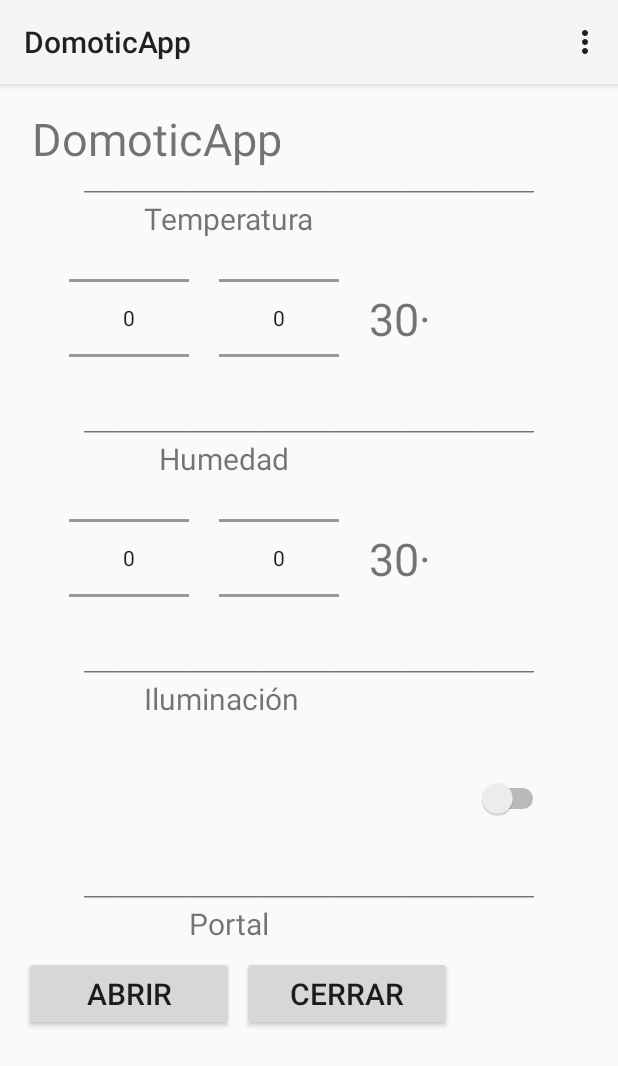
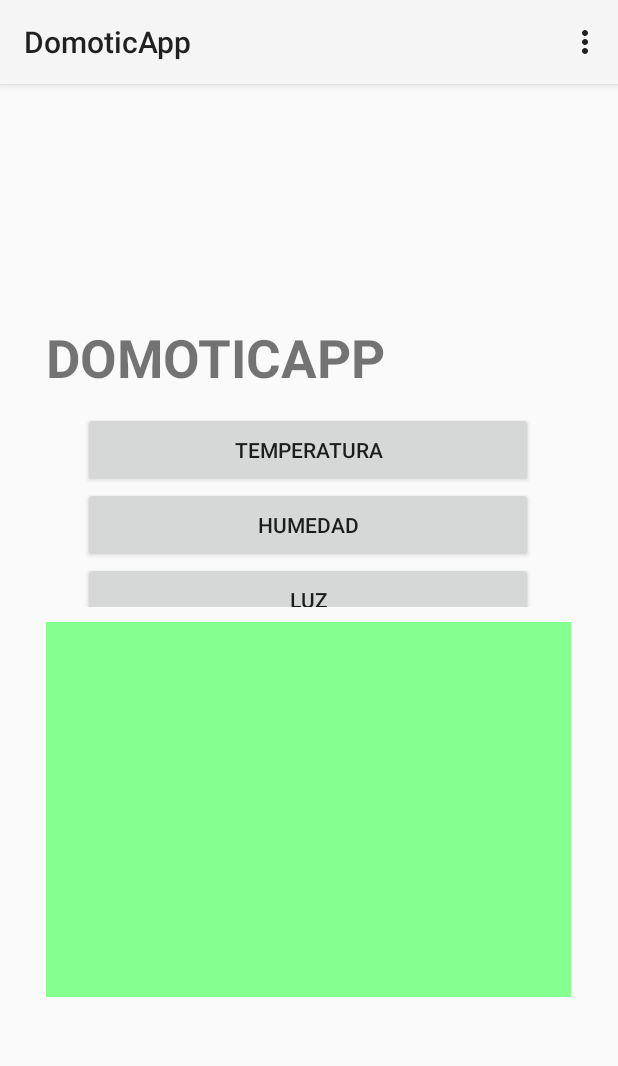
Before and after one commit to dfloresalarcon/DomoticApp, an Android app: the screen it shows after launch (MainActivity), on a phone screen of 412 x 824 dp. Shown: the top 1066 px of the screen. Run offline under Robolectric (Android 15) with nearby library versions, the phone set to English and light mode, and no system bars.

Commit message:
5 Commit
Aplicación cambiada.

```diff
--- a/DomoticApp/app/src/main/res/layout/activity_main.xml
+++ b/DomoticApp/app/src/main/res/layout/activity_main.xml
@@ -8,196 +8,83 @@
     android:paddingBottom="@dimen/activity_vertical_margin"
     tools:context=".MainActivity">
 
-    <ScrollView
-    android:layout_width="wrap_content"
-    android:layout_height="wrap_content">
 
     <RelativeLayout
-            android:layout_width="match_parent"
-            android:layout_height="match_parent"
-            android:textAlignment="center"
+        android:layout_width="350dp"
+        android:layout_height="450dp"
         android:layout_centerHorizontal="true"
         android:layout_centerVertical="true">
 
         <TextView
-                android:id="@+id/lblTitle"
-                android:text="DomoticApp"
-                android:textSize="30dp"
-                android:textAlignment="center"
-                android:layout_width="180dp"
-                android:layout_height="50dp"
-                android:layout_marginLeft="5dp"/>
+            android:id="@+id/title"
+            android:text="DOMOTICAPP"
+            android:textSize="35dp"
+            android:textStyle="bold"
+            android:fontFamily="courier news"
+            android:layout_width="wrap_content"
+            android:layout_height="wrap_content" />
 
-            <TextView
-                android:text="____________________________________________________"
+        <ImageView
+            android:layout_width="45dp"
+            android:layout_height="45dp"/>
+
+        <ScrollView
             android:layout_width="300dp"
-                android:layout_height="20dp"
-                android:layout_marginTop="40dp"
-                android:layout_centerHorizontal="true"/>
-
-            <TextView
-                android:id="@+id/lblTemperature"
-                android:text="Temperatura"
-                android:layout_width="300dp"
-                android:layout_height="30dp"
+            android:layout_height="130dp"
             android:layout_marginTop="60dp"
-                android:textSize="20dp"
-                android:layout_marginLeft="80dp"/>
+            android:layout_centerHorizontal="true">
 
             <TableLayout
-                android:id="@+id/tblTemperatura"
-                android:layout_width="350dp"
-                android:layout_height="100dp"
-                android:layout_marginTop="90dp">
+                android:layout_width="300dp"
+                android:layout_height="130dp"
+                android:layout_centerHorizontal="true">
 
-                <TableRow
-                    android:layout_width="match_parent"
-                    android:layout_height="match_parent">
+                <Button
+                    android:text="Temperatura"
+                    android:id="@+id/Temperatura"
+                    android:layout_width="200dp"
+                    android:layout_height="50dp"/>
 
-                    <NumberPicker
-                        android:layout_width="80dp"
-                        android:layout_height="100dp"
-                        android:id="@+id/npTMin"
-                        android:layout_column="3"
-                        android:layout_marginLeft="30dp"/>
+                <Button
+                    android:text="Humedad"
+                    android:id="@+id/Humedad"
+                    android:layout_width="200dp"
+                    android:layout_height="50dp"/>
 
-                    <NumberPicker
-                        android:layout_width="80dp"
-                        android:layout_height="100dp"
-                        android:id="@+id/npTMax"
-                        android:layout_column="8"
-                        android:layout_marginLeft="20dp"/>
+                <Button
+                    android:text="Luz"
+                    android:id="@+id/Luz"
+                    android:layout_width="200dp"
+                    android:layout_height="50dp"/>
 
-                    <TextView
-                        android:id="@+id/txtTempActual"
-                        android:text="30·"
-                        android:textSize="30dp"
-                        android:width="70dp"
-                        android:layout_height="50dp"
-                        android:layout_marginLeft="20dp"
-                        android:layout_marginTop="30dp"/>
+                <Button
+                    android:text="Portal"
+                    android:id="@+id/Portal"
+                    android:layout_width="200dp"
+                    android:layout_height="50dp"/>
 
-                </TableRow>
-            </TableLayout>
+                <Button
+                    android:text="Salir"
+                    android:id="@+id/Salir"
+                    android:layout_width="200dp"
+                    android:layout_height="50dp"/>
 
-            <TextView
-                android:text="____________________________________________________"
-                android:layout_width="300dp"
-                android:layout_height="20dp"
-                android:layout_marginTop="200dp"
-                android:layout_centerHorizontal="true"/>
-
-            <TextView
-                android:id="@+id/lblWetting"
-                android:text="Humedad"
-                android:layout_width="300dp"
-                android:layout_height="30dp"
-                android:layout_marginTop="220dp"
-                android:textSize="20dp"
-                android:layout_marginLeft="90dp"/>
-
-            <TableLayout
-                android:id="@+id/tblHumedad"
-                android:layout_width="350dp"
-                android:layout_height="100dp"
-                android:layout_marginTop="250dp">
-
-
-                <TableRow
-                    android:layout_width="match_parent"
-                    android:layout_height="match_parent">
-
-                    <NumberPicker
-                        android:layout_width="80dp"
-                        android:layout_height="100dp"
-                        android:id="@+id/npHMin"
-                        android:layout_column="3"
-                        android:layout_marginLeft="30dp"/>
-
-                    <NumberPicker
-                        android:layout_width="80dp"
-                        android:layout_height="100dp"
-                        android:id="@+id/npHMax"
-                        android:layout_column="8"
-                        android:layout_marginLeft="20dp"/>
-
-                    <TextView
-                        android:id="@+id/txtHumActual"
-                        android:width="70dp"
-                        android:text="30·"
-                        android:textSize="30dp"
-                        android:layout_height="50dp"
-                        android:layout_marginLeft="20dp"
-                        android:layout_marginTop="30dp"/>
-
-                </TableRow>
-            </TableLayout>
-
-            <TextView
-                android:text="____________________________________________________"
-                android:layout_width="300dp"
-                android:layout_height="20dp"
-                android:layout_marginTop="360dp"
-                android:layout_centerHorizontal="true"/>
-
-            <TextView
-                android:id="@+id/lblLight"
-                android:text="Iluminación"
-                android:layout_width="300dp"
-                android:layout_height="30dp"
-                android:layout_marginTop="380dp"
-                android:textSize="20dp"
-                android:layout_marginLeft="80dp"/>
-
-            <TableLayout
-                android:id="@+id/tblLightening"
-                android:layout_width="350dp"
-                android:layout_height="100dp"
-                android:layout_marginTop="410dp">
-
-                <Switch
-                    android:id="@+id/switchLight"
-                    android:width="10dp"
-                    android:height="40dp"
-                    android:layout_marginTop="30dp"/>
+                <Button
+                    android:text="Ayuda"
+                    android:id="@+id/Ayuda"
+                    android:layout_width="200dp"
+                    android:layout_height="50dp"/>
 
             </TableLayout>
+        </ScrollView>
 
-
-            <TextView
-                android:text="____________________________________________________"
-                android:layout_width="300dp"
-                android:layout_height="20dp"
-                android:layout_marginTop="510dp"
-                android:layout_centerHorizontal="true"/>
-
-            <TextView
-                android:id="@+id/lblPortal"
-                android:text="Portal"
-                android:layout_width="300dp"
-                android:layout_height="30dp"
-                android:layout_marginTop="530dp"
-                android:textSize="20dp"
-                android:layout_marginLeft="110dp"/>
-
-            <Button
-                android:id="@+id/btnOpen"
-                android:text="Abrir"
-                android:textSize="20dp"
-                android:layout_width="140dp"
-                android:layout_height="50dp"
-                android:layout_marginTop="565dp"/>
-
-            <Button
-                android:id="@+id/btnClose"
-                android:text="Cerrar"
-                android:textSize="20dp"
-                android:layout_width="140dp"
-                android:layout_height="50dp"
-                android:layout_marginTop="565dp"
-                android:layout_marginLeft="145dp"/>
-
+        <FrameLayout
+            android:id="@+id/container"
+            android:layout_width="350dp"
+            android:layout_height="250dp"
+            android:layout_centerHorizontal="true"
+            android:layout_marginTop="200dp"
+            android:background="#ff85ff8f"></FrameLayout>
 
     </RelativeLayout>
-    </ScrollView>
 </RelativeLayout>
```
Lines whose indentation alone changed are shown as unchanged.
